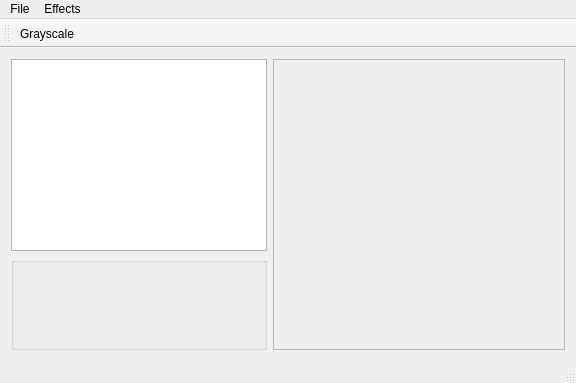
Before: the Qt Designer form MyPainter/mypainter.ui in xzatkalik/zadanie, drawn with Qt 5.
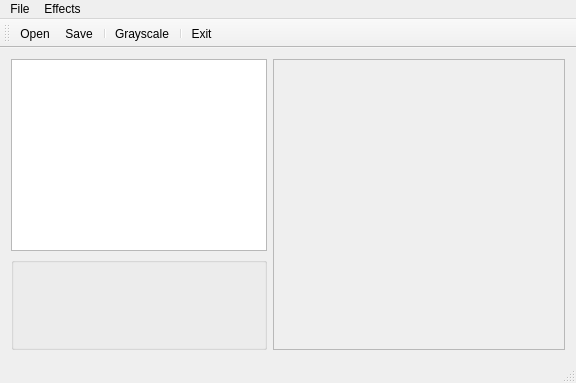
After: the same form once the commit is applied. Icons and pictures are not drawn.

Diff of the .ui file:
```diff
--- a/MyPainter/mypainter.ui
+++ b/MyPainter/mypainter.ui
@@ -114,13 +114,21 @@
    <property name="windowTitle">
     <string>toolBar</string>
    </property>
+   <property name="toolButtonStyle">
+    <enum>Qt::ToolButtonTextUnderIcon</enum>
+   </property>
    <attribute name="toolBarArea">
     <enum>TopToolBarArea</enum>
    </attribute>
    <attribute name="toolBarBreak">
     <bool>false</bool>
    </attribute>
+   <addaction name="actionOpen"/>
+   <addaction name="actionSave"/>
+   <addaction name="separator"/>
    <addaction name="actionGrayscale"/>
+   <addaction name="separator"/>
+   <addaction name="actionExit"/>
   </widget>
   <action name="actionOpen">
    <property name="text">
```
Left out of the diff: 40 changed lines with no effect on the pictures.
